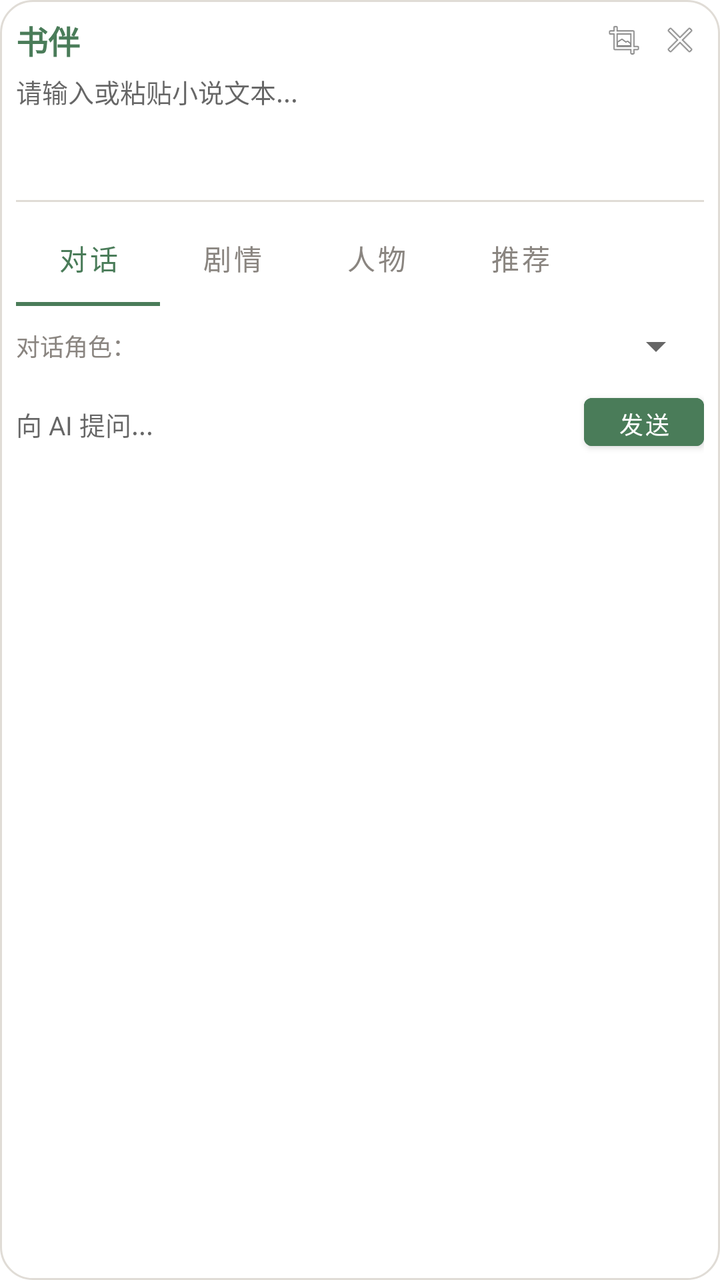
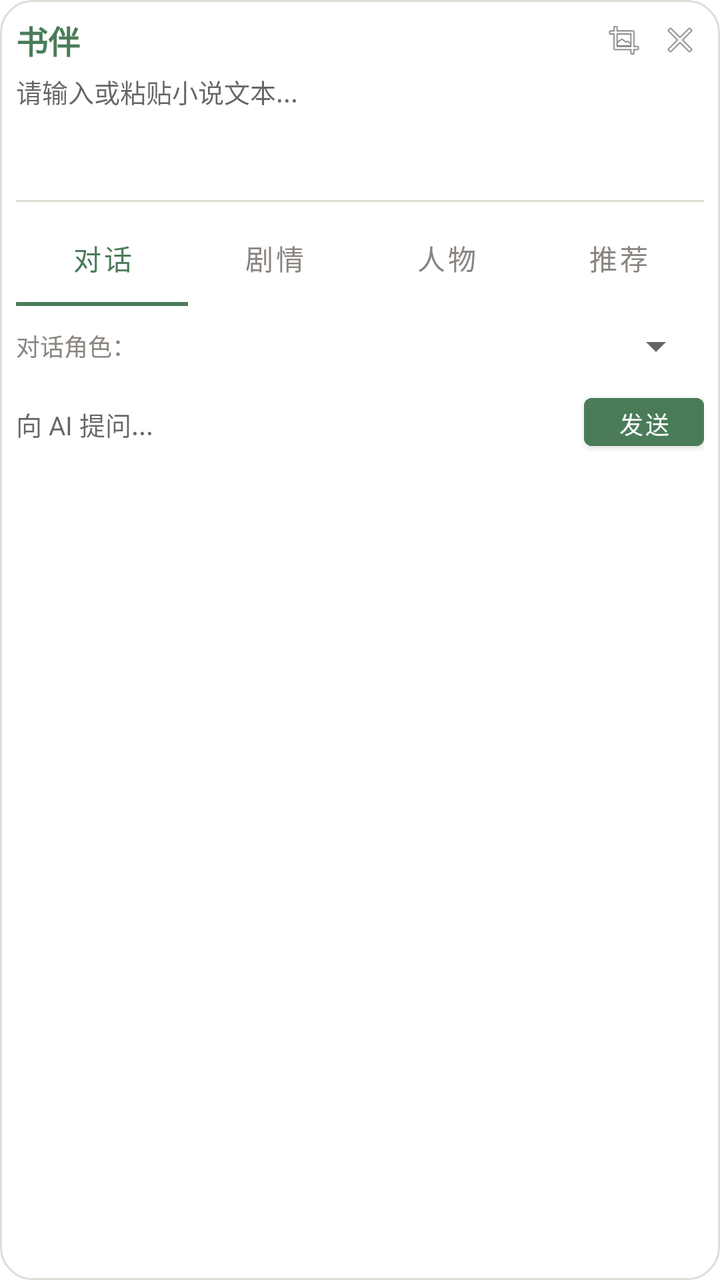

Compare the two renders of this Android layout. The source of the first and the diff that turns it into the second are given below.
<!-- AndroidManifest.xml: application theme Theme.ShuBan -->
<!-- res/layout/floating_window.xml -->
<?xml version="1.0" encoding="utf-8"?>
<LinearLayout
    xmlns:android="http://schemas.android.com/apk/res/android"
    xmlns:app="http://schemas.android.com/apk/res-auto"
    android:layout_width="320dp"
    android:layout_height="wrap_content"
    android:background="@drawable/floating_window_bg"
    android:orientation="vertical"
    android:padding="8dp">

    <LinearLayout
        android:layout_width="match_parent"
        android:layout_height="wrap_content"
        android:gravity="center_vertical"
        android:orientation="horizontal">

        <TextView
            android:layout_width="0dp"
            android:layout_height="wrap_content"
            android:layout_weight="1"
            android:text="@string/app_name"
            android:textColor="@color/primary"
            android:textSize="16sp"
            android:textStyle="bold" />

        <ImageView
            android:id="@+id/btn_minimize"
            android:layout_width="24dp"
            android:layout_height="24dp"
            android:layout_marginEnd="4dp"
            android:padding="2dp"
            android:src="@android:drawable/ic_menu_crop"
            android:contentDescription="最小化" />

        <ImageView
            android:id="@+id/btn_close"
            android:layout_width="24dp"
            android:layout_height="24dp"
            android:padding="2dp"
            android:src="@android:drawable/ic_menu_close_clear_cancel"
            android:contentDescription="关闭" />

    </LinearLayout>

    <EditText
        android:id="@+id/et_input_text"
        android:layout_width="match_parent"
        android:layout_height="60dp"
        android:layout_marginTop="4dp"
        android:background="@android:color/transparent"
        android:gravity="top|start"
        android:hint="@string/hint_input_text"
        android:inputType="textMultiLine"
        android:textSize="13sp" />

    <View
        android:layout_width="match_parent"
        android:layout_height="1dp"
        android:layout_marginTop="4dp"
        android:background="@color/divider" />

    <com.google.android.material.tabs.TabLayout
        android:id="@+id/tab_layout"
        android:layout_width="match_parent"
        android:layout_height="wrap_content"
        android:layout_marginTop="4dp"
        app:tabIndicatorColor="@color/primary"
        app:tabSelectedTextColor="@color/primary"
        app:tabTextColor="@color/text_secondary"
        app:tabMode="scrollable">

        <com.google.android.material.tabs.TabItem
            android:layout_width="wrap_content"
            android:layout_height="wrap_content"
            android:text="对话" />

        <com.google.android.material.tabs.TabItem
            android:layout_width="wrap_content"
            android:layout_height="wrap_content"
            android:text="剧情" />

        <com.google.android.material.tabs.TabItem
            android:layout_width="wrap_content"
            android:layout_height="wrap_content"
            android:text="人物" />

        <com.google.android.material.tabs.TabItem
            android:layout_width="wrap_content"
            android:layout_height="wrap_content"
            android:text="推荐" />

    </com.google.android.material.tabs.TabLayout>

    <FrameLayout
        android:id="@+id/content_container"
        android:layout_width="match_parent"
        android:layout_height="220dp"
        android:layout_marginTop="4dp">

        
        <LinearLayout
            android:id="@+id/layout_chat"
            android:layout_width="match_parent"
            android:layout_height="match_parent"
            android:orientation="vertical"
            android:visibility="visible">

            <LinearLayout
                android:layout_width="match_parent"
                android:layout_height="wrap_content"
                android:orientation="horizontal"
                android:gravity="center_vertical">

                <TextView
                    android:layout_width="wrap_content"
                    android:layout_height="wrap_content"
                    android:text="对话角色："
                    android:textSize="12sp"
                    android:textColor="@color/text_secondary" />

                <Spinner
                    android:id="@+id/spinner_character"
                    android:layout_width="0dp"
                    android:layout_height="32dp"
                    android:layout_weight="1"
                    android:textSize="12sp" />

            </LinearLayout>

            <LinearLayout
                android:layout_width="match_parent"
                android:layout_height="wrap_content"
                android:layout_marginTop="4dp"
                android:orientation="horizontal">

                <EditText
                    android:id="@+id/et_question"
                    android:layout_width="0dp"
                    android:layout_height="36dp"
                    android:layout_weight="1"
                    android:background="@android:color/transparent"
                    android:hint="@string/hint_input_question"
                    android:inputType="text"
                    android:textSize="13sp" />

                <Button
                    android:id="@+id/btn_send"
                    android:layout_width="60dp"
                    android:layout_height="36dp"
                    android:layout_marginStart="8dp"
                    android:backgroundTint="@color/primary"
                    android:text="@string/btn_send"
                    android:textColor="@color/white"
                    android:textSize="12sp" />

            </LinearLayout>

            <ScrollView
                android:layout_width="match_parent"
                android:layout_height="0dp"
                android:layout_marginTop="4dp"
                android:layout_weight="1">

                <TextView
                    android:id="@+id/tv_chat_response"
                    android:layout_width="match_parent"
                    android:layout_height="wrap_content"
                    android:textColor="@color/text_primary"
                    android:textSize="13sp" />

            </ScrollView>

        </LinearLayout>

        
        <LinearLayout
            android:id="@+id/layout_summary"
            android:layout_width="match_parent"
            android:layout_height="match_parent"
            android:orientation="vertical"
            android:visibility="gone">

            <LinearLayout
                android:layout_width="match_parent"
                android:layout_height="wrap_content"
                android:orientation="horizontal">

                <Button
                    android:id="@+id/btn_analyze"
                    android:layout_width="0dp"
                    android:layout_height="32dp"
                    android:layout_weight="1"
                    android:backgroundTint="@color/primary"
                    android:text="剧情摘要"
                    android:textColor="@color/white"
                    android:textSize="12sp"
                    android:layout_marginEnd="4dp" />

                <Button
                    android:id="@+id/btn_emotion"
                    android:layout_width="0dp"
                    android:layout_height="32dp"
                    android:layout_weight="1"
                    android:backgroundTint="@color/accent"
                    android:text="情感分析"
                    android:textColor="@color/white"
                    android:textSize="12sp"
                    android:layout_marginEnd="4dp" />

                <Button
                    android:id="@+id/btn_timeline"
                    android:layout_width="0dp"
                    android:layout_height="32dp"
                    android:layout_weight="1"
                    android:backgroundTint="@color/primary_dark"
                    android:text="时间线"
                    android:textColor="@color/white"
                    android:textSize="12sp" />

            </LinearLayout>

            <ScrollView
                android:layout_width="match_parent"
                android:layout_height="0dp"
                android:layout_weight="1"
                android:layout_marginTop="4dp">

                <TextView
                    android:id="@+id/tv_summary"
                    android:layout_width="match_parent"
                    android:layout_height="wrap_content"
                    android:padding="4dp"
                    android:text='粘贴小说文本后，点击上方按钮进行分析...'
                    android:textColor="@color/text_secondary"
                    android:textSize="13sp" />

            </ScrollView>

        </LinearLayout>

        
        <LinearLayout
            android:id="@+id/layout_characters"
            android:layout_width="match_parent"
            android:layout_height="match_parent"
            android:orientation="vertical"
            android:visibility="gone">

            <LinearLayout
                android:layout_width="match_parent"
                android:layout_height="wrap_content"
                android:orientation="horizontal">

                <Button
                    android:id="@+id/btn_character"
                    android:layout_width="0dp"
                    android:layout_height="32dp"
                    android:layout_weight="1"
                    android:backgroundTint="@color/primary"
                    android:text="人物卡片"
                    android:textColor="@color/white"
                    android:textSize="12sp"
                    android:layout_marginEnd="4dp" />

                <Button
                    android:id="@+id/btn_relation"
                    android:layout_width="0dp"
                    android:layout_height="32dp"
                    android:layout_weight="1"
                    android:backgroundTint="@color/accent"
                    android:text="关系图谱"
                    android:textColor="@color/white"
                    android:textSize="12sp" />

            </LinearLayout>

            <ScrollView
                android:layout_width="match_parent"
                android:layout_height="0dp"
                android:layout_weight="1"
                android:layout_marginTop="4dp">

                <LinearLayout
                    android:id="@+id/character_container"
                    android:layout_width="match_parent"
                    android:layout_height="wrap_content"
                    android:orientation="vertical">

                </LinearLayout>

            </ScrollView>

        </LinearLayout>

        
        <LinearLayout
            android:id="@+id/layout_recommend"
            android:layout_width="match_parent"
            android:layout_height="match_parent"
            android:orientation="vertical"
            android:visibility="gone">

            <Button
                android:id="@+id/btn_recommend"
                android:layout_width="match_parent"
                android:layout_height="32dp"
                android:backgroundTint="@color/primary"
                android:text="获取推荐"
                android:textColor="@color/white"
                android:textSize="12sp" />

            <ScrollView
                android:layout_width="match_parent"
                android:layout_height="0dp"
                android:layout_weight="1"
                android:layout_marginTop="4dp">

                <LinearLayout
                    android:id="@+id/recommend_container"
                    android:layout_width="match_parent"
                    android:layout_height="wrap_content"
                    android:orientation="vertical">

                    <TextView
                        android:layout_width="match_parent"
                        android:layout_height="wrap_content"
                        android:gravity="center"
                        android:padding="16dp"
                        android:text="粘贴你正在阅读的文本，\nAI 将为你推荐相似风格的好书"
                        android:textColor="@color/text_secondary"
                        android:textSize="13sp" />

                </LinearLayout>

            </ScrollView>

        </LinearLayout>

    </FrameLayout>

</LinearLayout>
<!-- resources referenced by this layout -->
<resources>
  <color name="accent">#C4956A</color>
  <color name="divider">#E0DCD6</color>
  <color name="primary">#4A7C59</color>
  <color name="primary_dark">#3a6347</color>
  <color name="text_primary">#2D2A26</color>
  <color name="text_secondary">#8A8580</color>
  <color name="white">#FFFFFF</color>
  <!-- drawable floating_window_bg (drawable) -->
  <?xml version="1.0" encoding="utf-8"?>
  <shape xmlns:android="http://schemas.android.com/apk/res/android"
      android:shape="rectangle">
      <solid android:color="@color/card_background" />
      <corners android:radius="16dp" />
      <stroke
          android:width="1dp"
          android:color="@color/divider" />
  </shape>
  <string name="app_name">书伴</string>
  <string name="btn_send">发送</string>
  <string name="hint_input_question">向 AI 提问...</string>
  <string name="hint_input_text">请输入或粘贴小说文本...</string>
  <style name="Theme.ShuBan" parent="Theme.MaterialComponents.DayNight.NoActionBar">
          <item name="colorPrimary">@color/primary</item>
          <item name="colorPrimaryVariant">@color/primary_dark</item>
          <item name="colorOnPrimary">@color/white</item>
          <item name="colorSecondary">@color/accent</item>
          <item name="colorOnSecondary">@color/white</item>
          <item name="android:statusBarColor">@color/primary_dark</item>
      </style>
  <color name="card_background">#FFFFFF</color>
</resources>

<!-- the commit's change to res/layout/floating_window.xml (unified diff, before → after) -->
@@ -67,7 +67,8 @@
         app:tabIndicatorColor="@color/primary"
         app:tabSelectedTextColor="@color/primary"
         app:tabTextColor="@color/text_secondary"
-        app:tabMode="scrollable">
+        app:tabMode="fixed"
+        app:tabGravity="fill">
 
         <com.google.android.material.tabs.TabItem
             android:layout_width="wrap_content"
